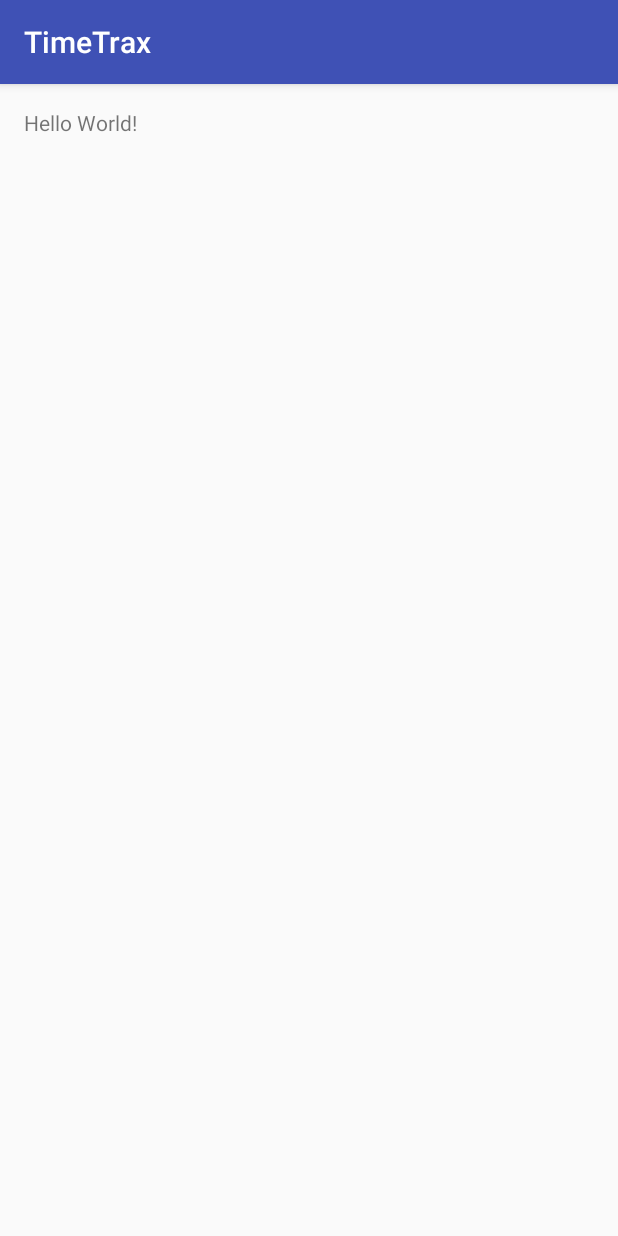
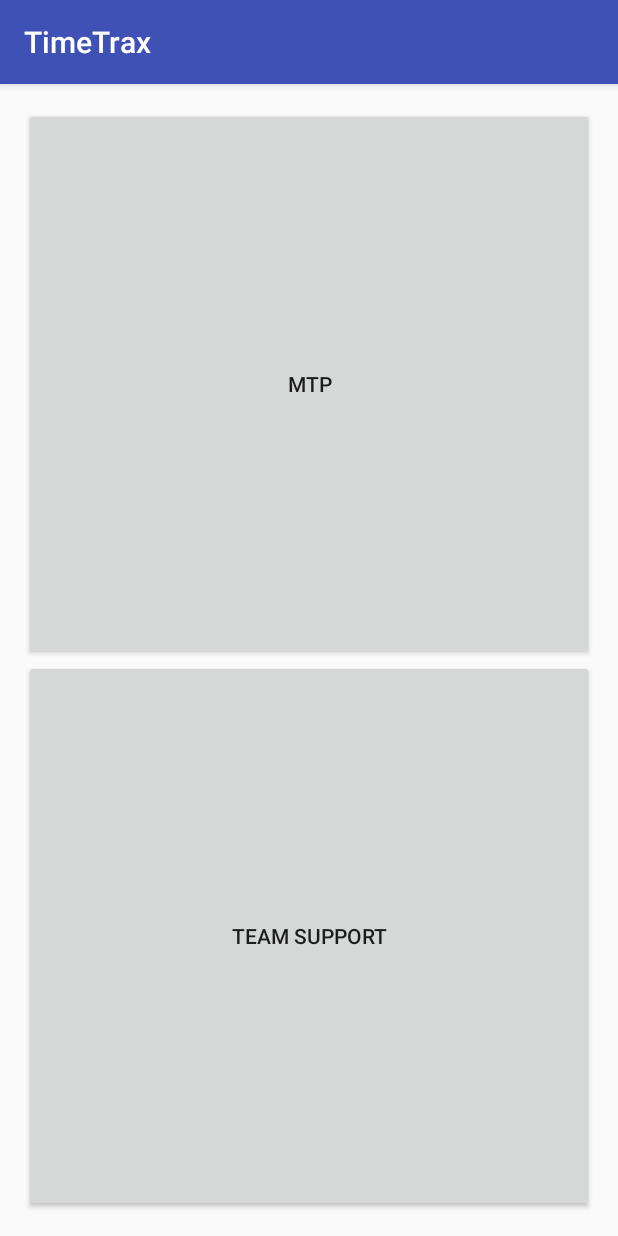
Before and after one commit to stacyporter/TimeTrax, an Android app: the screen it shows after launch (MainActivity), on a phone screen of 412 x 824 dp. Run offline under Robolectric (Android 15) with nearby library versions, the phone set to English and light mode, and no system bars.

Commit message:
Got the buttons sorted

```diff
--- a/app/src/main/java/com/timetrax/timetrax/MainActivity.java
+++ b/app/src/main/java/com/timetrax/timetrax/MainActivity.java
@@ -2,12 +2,28 @@ package com.timetrax.timetrax;
 
 import android.support.v7.app.AppCompatActivity;
 import android.os.Bundle;
+import android.view.View;
+import android.view.Menu;
+import android.view.MenuItem;
+import android.widget.TextView;
+
+import java.util.Timer;
 
 public class MainActivity extends AppCompatActivity {
+
+    long timer1 = 0;
+    long timer2 = 0;
 
     @Override
     protected void onCreate(Bundle savedInstanceState) {
         super.onCreate(savedInstanceState);
         setContentView(R.layout.activity_main);
     }
+
+    public void startTimer1(View view) {
+    }
+
+    public void startTimer2(View view) {
+    }
+
 }
--- a/app/src/main/res/layout/activity_main.xml
+++ b/app/src/main/res/layout/activity_main.xml
@@ -9,8 +9,33 @@
     android:paddingTop="@dimen/activity_vertical_margin"
     tools:context="com.timetrax.timetrax.MainActivity">
 
-    <TextView
-        android:layout_width="wrap_content"
-        android:layout_height="wrap_content"
-        android:text="Hello World!" />
+    <LinearLayout
+        android:id="@+id/mainScreen"
+        android:layout_width="match_parent"
+        android:layout_height="match_parent"
+        android:orientation="vertical" >
+
+        <Button
+            android:layout_width="match_parent"
+            android:layout_height="match_parent"
+            android:id="@+id/timer1Button"
+            android:text="MTP"
+            android:layout_weight="1"
+            android:onClick="startTimer1"
+            android:checked="false"
+            />
+
+        <Button
+            android:layout_width="match_parent"
+            android:layout_height="match_parent"
+            android:id="@+id/timer2Button"
+            android:text="Team Support"
+            android:layout_weight="1"
+            android:onClick="startTimer2"
+            android:checked="false"
+            />
+
+
+    </LinearLayout>
+
 </RelativeLayout>
```
